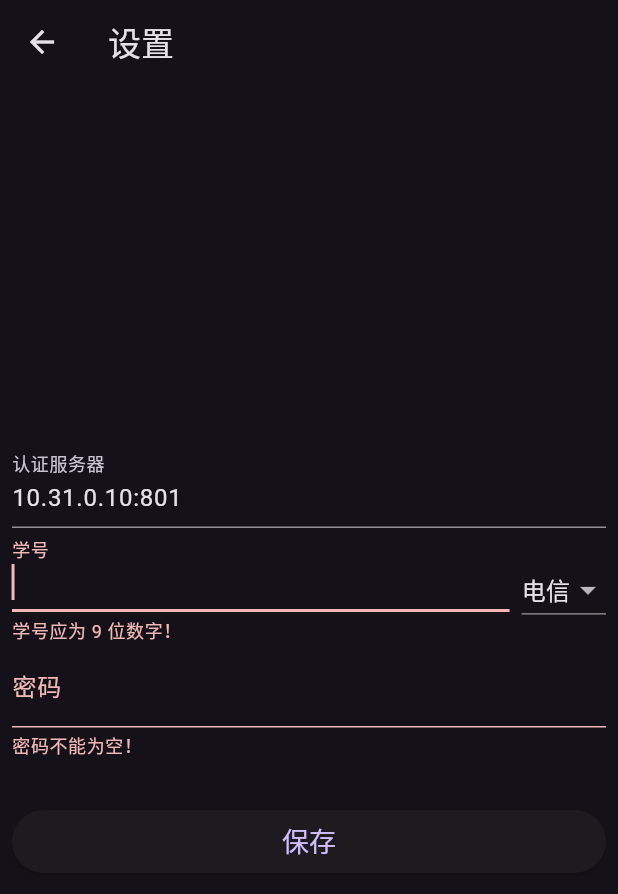
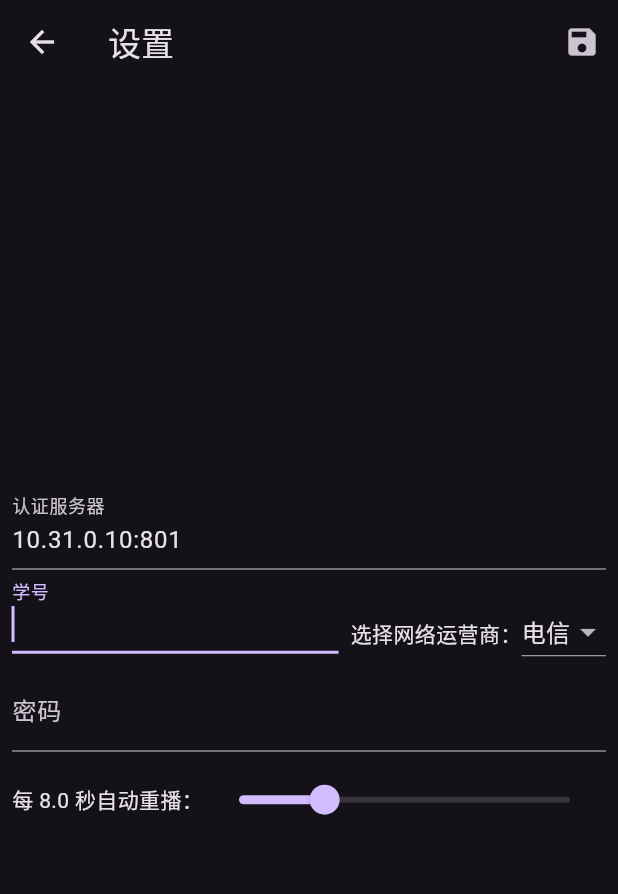
Before and after one commit to Yue-plus/JvtcCampusNetworkDialer, a Flutter app: the Settings screen opened by its route, on a phone screen of 412 x 824 dp. Shown: the top 894 px of the screen. Run offline on Flutter 3.47's test engine with Material 2 defaults, Android fonts, the phone set to English and light mode, and no system bars; our stand-ins replace shared_preferences; accounts and stored records are empty; network calls fail.

Commit message:
publish 0.0.2

```diff
--- a/lib/settings.dart
+++ b/lib/settings.dart
@@ -94,18 +94,17 @@ class _SettingState extends State<Settings> {
     );
   }
 
-  /// 保存按钮
-  Container _saveButton() {
-    return Container(
-      width: 800,
-      padding: const EdgeInsets.only(top: 32),
-      child: ElevatedButton(
-        onPressed: () => _formKey.currentState!.validate() ? _save() : null,
-        child: const Padding(
-          padding: EdgeInsets.all(8),
-          child: Text('保存', style: TextStyle(fontSize: 18)),
-        ),
-      ),
+  /// 自动重连间隔
+  late double reconnectInterval;
+
+  Slider _reconnectIntervalSlider() {
+    return Slider(
+      min: 0.5,
+      max: 30.0,
+      divisions: 59,
+      value: reconnectInterval,
+      label: reconnectInterval.toString(),
+      onChanged: (v) => setState(() => reconnectInterval = v),
     );
   }
 
@@ -114,6 +113,7 @@ class _SettingState extends State<Settings> {
     prefs.setString('stuNum', stuNum.trim());
     prefs.setString('isp', isp.toString());
     prefs.setString('password', password.trim());
+    prefs.setDouble('reconnectInterval', reconnectInterval);
     Navigator.pop(context);
   }
 
@@ -123,7 +123,8 @@ class _SettingState extends State<Settings> {
     // 初始化本类成员变量
     authHost = prefs.getString('authHost') ?? '10.31.0.10:801';
     stuNum = prefs.getString('stuNum') ?? '';
-    password = password = prefs.getString('password') ?? '';
+    password = prefs.getString('password') ?? '';
+    reconnectInterval = prefs.getDouble('reconnectInterval') ?? 8.0;
 
     // 初始化界面
     _authHostController.text = authHost;
@@ -150,7 +151,12 @@ class _SettingState extends State<Settings> {
   @override
   Widget build(BuildContext context) {
     return Scaffold(
-      appBar: AppBar(title: const Text('设置')),
+      appBar: AppBar(
+        title: const Text('设置'),
+        actions: [
+          IconButton(onPressed: () => _save(), icon: const Icon(Icons.save))
+        ],
+      ),
       body: Center(
         child: Container(
           width: 800,
@@ -168,11 +174,18 @@ class _SettingState extends State<Settings> {
                   children: [
                     Expanded(child: _stuNumTextFormField()),
                     const SizedBox(width: 8),
+                    const Text('选择网络运营商：'),
                     _ispDropdownButton(),
                   ],
                 ),
                 _passwordFormField(),
-                _saveButton(),
+                const SizedBox(height: 8),
+                Row(
+                  children: [
+                    Text('每 $reconnectInterval 秒自动重播：'),
+                    Expanded(child: _reconnectIntervalSlider()),
+                  ],
+                ),
               ],
             ),
           ),
--- a/pubspec.yaml
+++ b/pubspec.yaml
@@ -17,7 +17,7 @@ publish_to: 'none' # Remove this line if you wish to publish to pub.dev
 # https://developer.apple.com/library/archive/documentation/General/Reference/InfoPlistKeyReference/Articles/CoreFoundationKeys.html
 # In Windows, build-name is used as the major, minor, and patch parts
 # of the product and file versions while build-number is used as the build suffix.
-version: 1.0.0+1
+version: 0.0.2+1
 
 environment:
   sdk: '>=2.18.2 <3.0.0'
```
Also changed, not shown: lib/button.dart (deleted, +0 -30 lines), lib/main.dart (+33 -26 lines), pubspec.lock.
